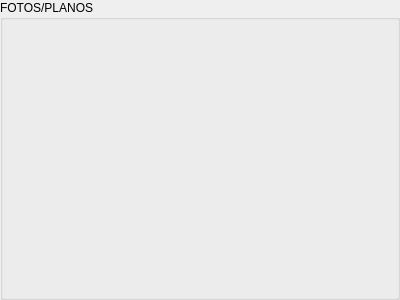
Before: the Qt Designer form forms/fotosform.ui in agimenezpy/CentroHistorico, drawn with Qt 5.
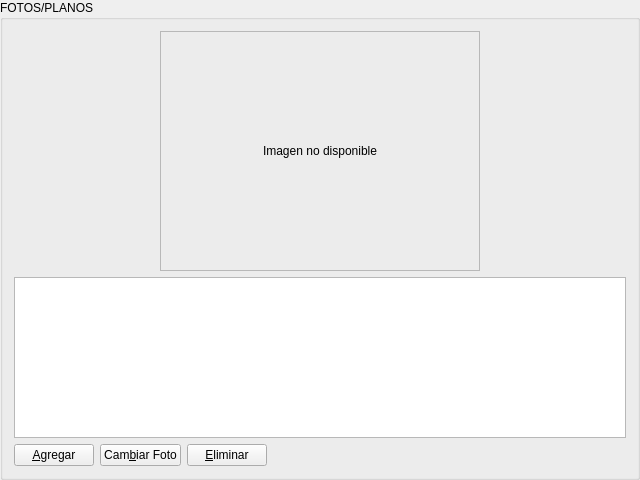
After: the same form once the commit is applied. Icons and pictures are not drawn.

Commit message: Nuevas Funcionalidades: - Fotos - Aspecto/Naturaleza (parcial: faltan tratamiento y fachada)

Diff of the .ui file:
```diff
--- a/forms/fotosform.ui
+++ b/forms/fotosform.ui
@@ -6,8 +6,8 @@
    <rect>
     <x>0</x>
     <y>0</y>
-    <width>400</width>
-    <height>300</height>
+    <width>640</width>
+    <height>480</height>
    </rect>
   </property>
   <property name="font">
@@ -21,6 +21,132 @@
   <property name="title">
    <string>FOTOS/PLANOS</string>
   </property>
+  <property name="alignment">
+   <set>Qt::AlignLeading|Qt::AlignLeft|Qt::AlignTop</set>
+  </property>
+  <layout class="QVBoxLayout" name="verticalLayout_2">
+   <item>
+    <layout class="QHBoxLayout" name="horizontalLayout_2">
+     <item>
+      <spacer name="horizontalSpacer_2">
+       <property name="orientation">
+        <enum>Qt::Horizontal</enum>
+       </property>
+       <property name="sizeHint" stdset="0">
+        <size>
+         <width>40</width>
+         <height>20</height>
+        </size>
+       </property>
+      </spacer>
+     </item>
+     <item>
+      <widget class="QLabel" name="imageLabel">
+       <property name="sizePolicy">
+        <sizepolicy hsizetype="Fixed" vsizetype="Fixed">
+         <horstretch>0</horstretch>
+         <verstretch>0</verstretch>
+        </sizepolicy>
+       </property>
+       <property name="minimumSize">
+        <size>
+         <width>320</width>
+         <height>240</height>
+        </size>
+       </property>
+       <property name="maximumSize">
+        <size>
+         <width>320</width>
+         <height>240</height>
+        </size>
+       </property>
+       <property name="frameShape">
+        <enum>QFrame::StyledPanel</enum>
+       </property>
+       <property name="text">
+        <string notr="true">Imagen no disponible</string>
+       </property>
+       <property name="alignment">
+        <set>Qt::AlignCenter</set>
+       </property>
+       <property name="textInteractionFlags">
+        <set>Qt::LinksAccessibleByMouse</set>
+       </property>
+      </widget>
+     </item>
+     <item>
+      <spacer name="horizontalSpacer_3">
+       <property name="orientation">
+        <enum>Qt::Horizontal</enum>
+       </property>
+       <property name="sizeHint" stdset="0">
+        <size>
+         <width>40</width>
+         <height>20</height>
+        </size>
+       </property>
+      </spacer>
+     </item>
+    </layout>
+   </item>
+   <item>
+    <layout class="QVBoxLayout" name="verticalLayout">
+     <item>
+      <widget class="QTableView" name="tableView"/>
+     </item>
+     <item>
+      <layout class="QHBoxLayout" name="horizontalLayout">
+       <item>
+        <widget class="QPushButton" name="agregarButton">
+         <property name="text">
+          <string>&amp;Agregar</string>
+         </property>
+         <property name="icon">
+          <iconset resource="../centrohistorico.qrc">
+           <normaloff>:/icons/agregar.png</normaloff>:/icons/agregar.png</iconset>
+         </property>
+        </widget>
+       </item>
+       <item>
+        <widget class="QPushButton" name="fotoButton">
+         <property name="text">
+          <string>Cam&amp;biar Foto</string>
+         </property>
+         <property name="icon">
+          <iconset resource="../centrohistorico.qrc">
+           <normaloff>:/icons/imagen.png</normaloff>:/icons/imagen.png</iconset>
+         </property>
+        </widget>
+       </item>
+       <item>
+        <widget class="QPushButton" name="eliminarButton">
+         <property name="text">
+          <string>&amp;Eliminar</string>
+         </property>
+         <property name="icon">
+          <iconset resource="../centrohistorico.qrc">
+           <normaloff>:/icons/borrar.png</normaloff>:/icons/borrar.png</iconset>
+         </property>
+        </widget>
+       </item>
+       <item>
+        <spacer name="horizontalSpacer">
+         <property name="orientation">
+          <enum>Qt::Horizontal</enum>
+         </property>
+         <property name="sizeHint" stdset="0">
+          <size>
+           <width>78</width>
+           <height>20</height>
+          </size>
+         </property>
+        </spacer>
+       </item>
+      </layout>
+     </item>
+    </layout>
+   </item>
+  </layout>
  </widget>
  <resources/>
  <connections/>
```
Left out of the diff: 77 changed lines with no effect on the pictures. The commit also changes 32 other files.
